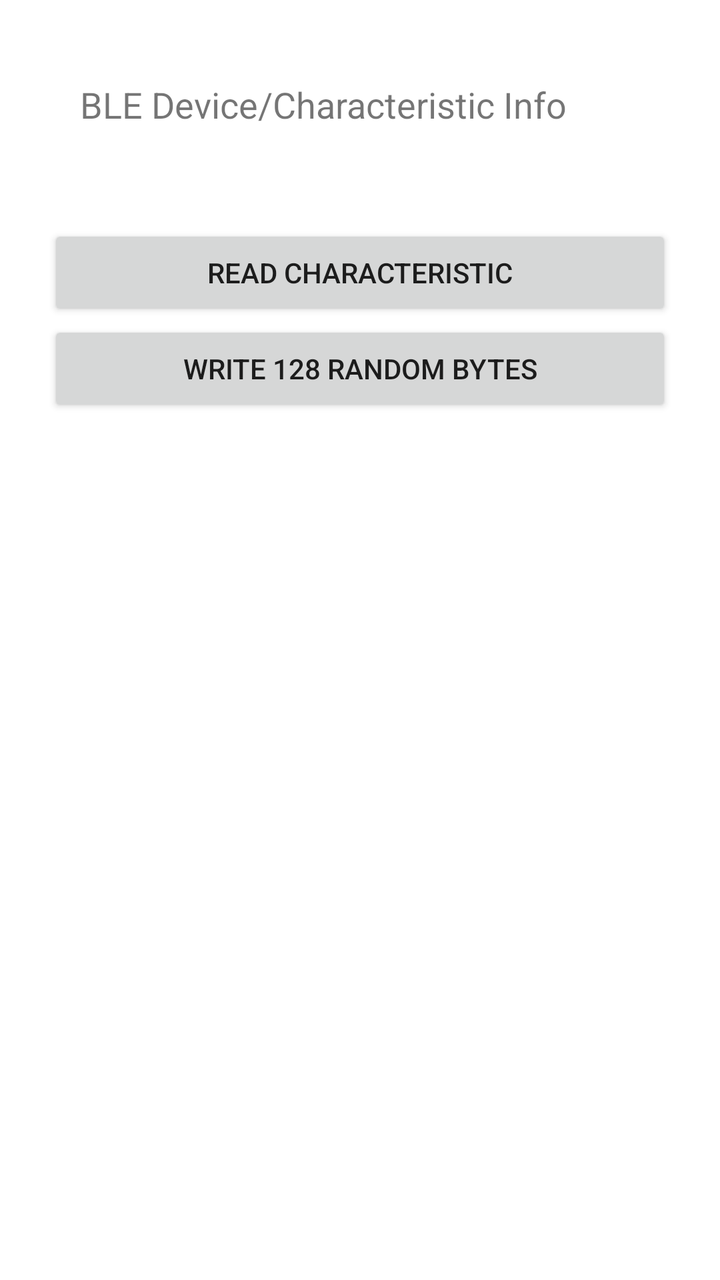
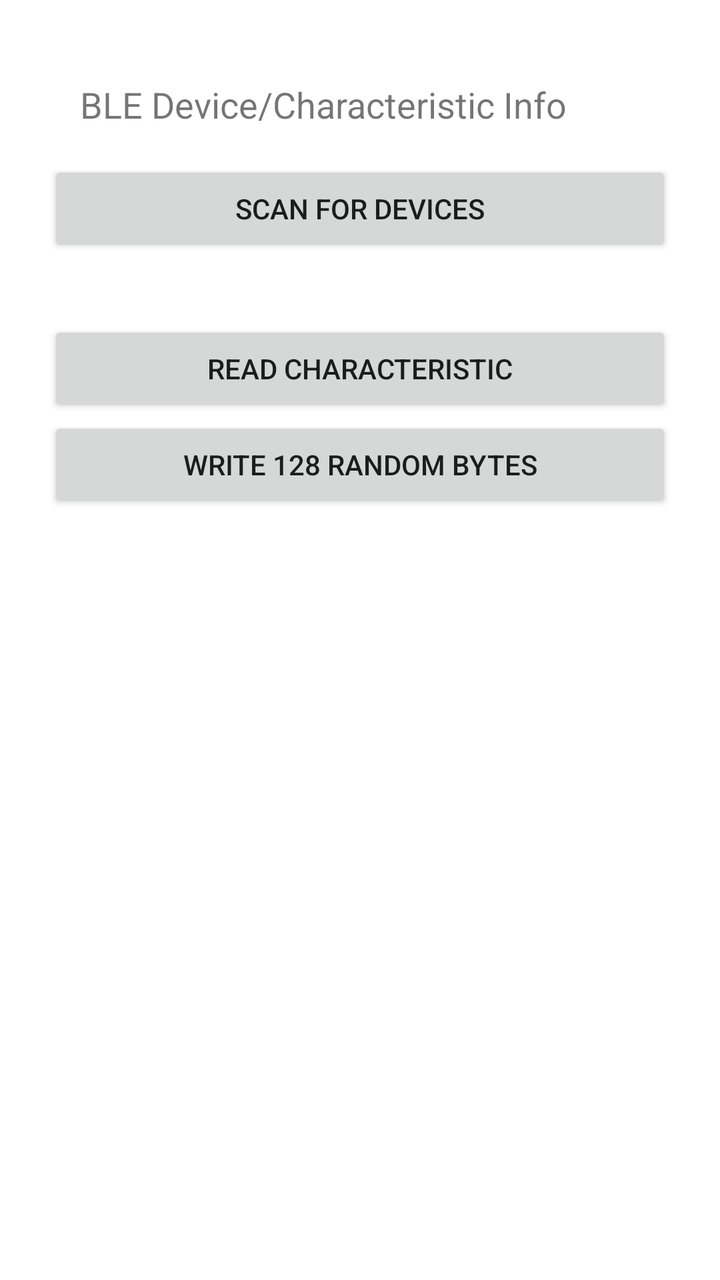

An Android layout rendered at two revisions. The XML below is the earlier revision; the diff shows what the commit changed to produce the second picture.
<!-- AndroidManifest.xml: application theme Theme.BLETest -->
<!-- res/layout/activity_main.xml -->
<?xml version="1.0" encoding="utf-8"?>
<LinearLayout xmlns:android="http://schemas.android.com/apk/res/android"
    android:layout_width="match_parent"
    android:layout_height="match_parent"
    android:orientation="vertical"
    android:padding="24dp">


    <TextView
        android:id="@+id/textView"
        android:layout_width="match_parent"
        android:layout_height="wrap_content"
        android:text="BLE Device/Characteristic Info"
        android:textSize="18sp"
        android:padding="16dp" />

    <androidx.recyclerview.widget.RecyclerView
        android:id="@+id/deviceRecyclerView"
        android:layout_width="match_parent"
        android:layout_height="wrap_content"
        android:layout_marginBottom="16dp" />

    <androidx.recyclerview.widget.RecyclerView
        android:id="@+id/characteristicRecyclerView"
        android:layout_width="match_parent"
        android:layout_height="wrap_content"
        android:layout_marginBottom="16dp" />

    <Button
        android:id="@+id/buttonRead"
        android:layout_width="match_parent"
        android:layout_height="wrap_content"
        android:text="Read Characteristic" />

    <Button
        android:id="@+id/buttonWrite"
        android:layout_width="match_parent"
        android:layout_height="wrap_content"
        android:text="Write 128 Random Bytes" />
</LinearLayout>
<!-- resources referenced by this layout -->
<resources>
  <style name="Theme.BLETest" parent="Theme.MaterialComponents.DayNight.DarkActionBar">
          
          <item name="colorPrimary">@color/purple_500</item>
          <item name="colorPrimaryVariant">@color/purple_700</item>
          <item name="colorOnPrimary">@color/white</item>
          <item name="colorSecondary">@color/teal_200</item>
          <item name="colorSecondaryVariant">@color/teal_700</item>
          <item name="colorOnSecondary">@color/black</item>
      </style>
  <color name="purple_500">#6200EE</color>
  <color name="purple_700">#3700B3</color>
  <color name="white">#FFFFFF</color>
  <color name="teal_200">#03DAC5</color>
  <color name="teal_700">#018786</color>
  <color name="black">#000000</color>
</resources>

<!-- the commit's change to res/layout/activity_main.xml (unified diff, before → after) -->
@@ -4,6 +4,7 @@
     android:layout_height="match_parent"
     android:orientation="vertical"
     android:padding="24dp">
+
 
 
     <TextView
@@ -13,6 +14,12 @@
         android:text="BLE Device/Characteristic Info"
         android:textSize="18sp"
         android:padding="16dp" />
+
+    <Button
+        android:id="@+id/buttonScan"
+        android:layout_width="match_parent"
+        android:layout_height="wrap_content"
+        android:text="Scan for Devices" />
 
     <androidx.recyclerview.widget.RecyclerView
         android:id="@+id/deviceRecyclerView"
